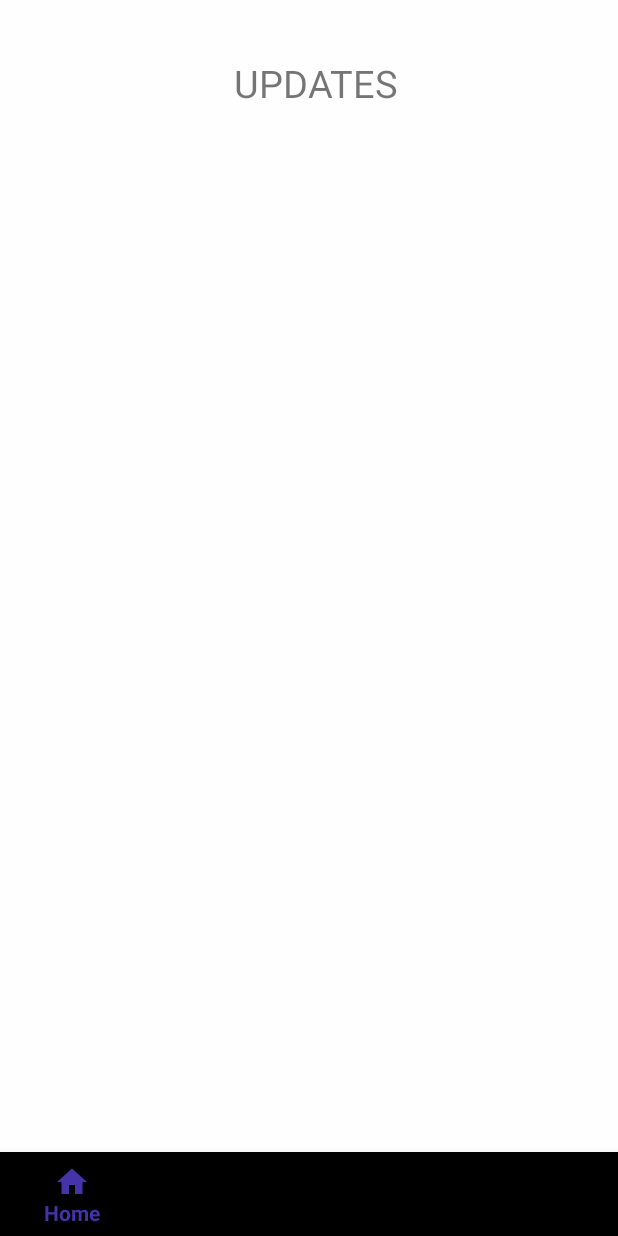
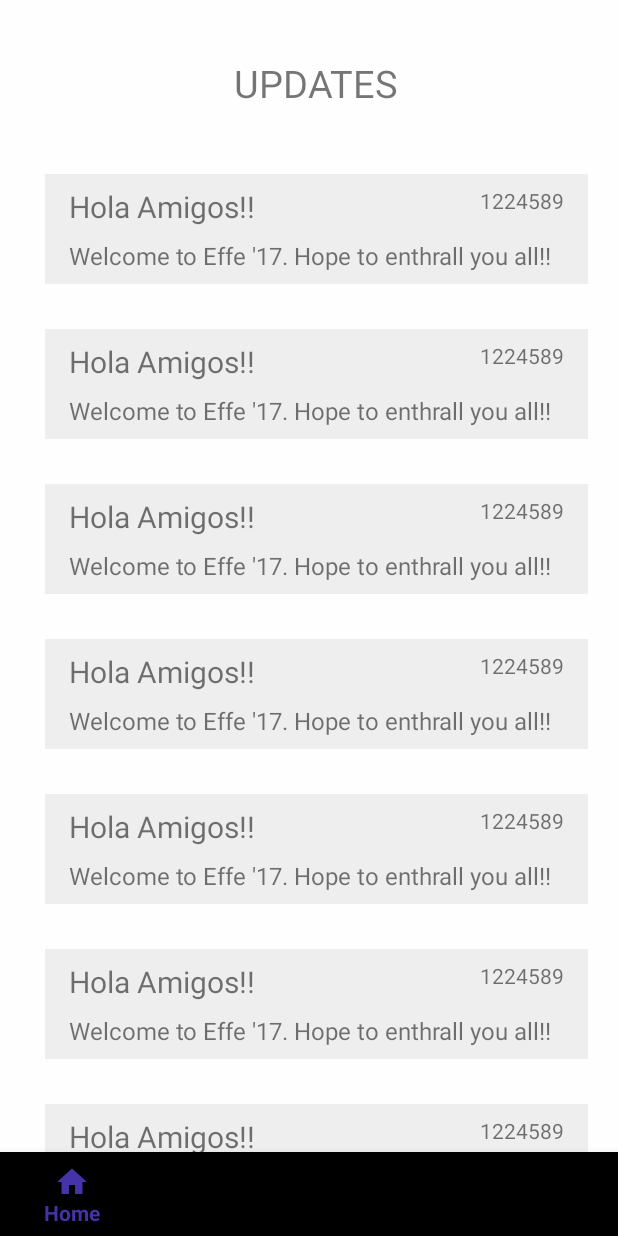
Before and after one commit to Geekhaven-App-Development/Effervescence17, an Android app: the fragment UpdatesFragment placed in its activity, on a phone screen of 412 x 824 dp. Run offline under Robolectric (Android 15) with nearby library versions, the phone set to English and light mode, and no system bars; libraries missing offline, so code that uses them is left out: net.rehacktive.waspdb; pictures from the network do not load; Roboto replaces fonts that are not available here; 3 statements that could not run were skipped.

Commit message:
Updates fragment improved

```diff
--- a/app/src/main/java/org/effervescence/app17/fragments/UpdatesFragment.kt
+++ b/app/src/main/java/org/effervescence/app17/fragments/UpdatesFragment.kt
@@ -10,6 +10,7 @@ import android.view.ViewGroup
 import android.widget.LinearLayout
 import android.widget.Toast
 import com.squareup.moshi.Moshi
+import kotlinx.android.synthetic.main.fragment_updates.*
 import kotlinx.android.synthetic.main.fragment_updates.view.*
 import okhttp3.OkHttpClient
 import okhttp3.Request
@@ -42,7 +43,12 @@ class UpdatesFragment: Fragment() {
 
     // TODO: FIX IT. Asynchrony issue
     private fun refreshAdapter(view: View){
-        val list = fetchLatestData()
+        //val list = fetchLatestData()
+
+        val list: Array<Notification> =  Array(8) { Notification(12344,
+                "Hola Amigos!!",
+                "Welcome to Effe '17. Hope to enthrall you all!!",
+                "Team effe",1224589)}
 
         if(list!= null) {
             val updatesAdapter = UpdatesAdapter(activity, list)
@@ -50,8 +56,10 @@ class UpdatesFragment: Fragment() {
             updatesRecyclerView.layoutManager = LinearLayoutManager(activity, LinearLayout.VERTICAL, false)
             updatesRecyclerView.adapter = updatesAdapter
         }
-        else
-            Toast.makeText(context,"No data available",Toast.LENGTH_SHORT).show()
+        else{
+            updates.visibility = View.VISIBLE
+            updates_list.visibility = View.GONE
+        }
 
     }
 
--- a/app/src/main/res/layout/fragment_updates.xml
+++ b/app/src/main/res/layout/fragment_updates.xml
@@ -1,16 +1,15 @@
 <?xml version="1.0" encoding="utf-8"?>
-<LinearLayout xmlns:android="http://schemas.android.com/apk/res/android"
+<RelativeLayout xmlns:android="http://schemas.android.com/apk/res/android"
     xmlns:tools="http://schemas.android.com/tools"
-    android:orientation="vertical"
     android:layout_width="match_parent"
     android:layout_height="match_parent"
     android:layout_marginTop="30dp"
     android:layout_marginStart="10dp">
 
     <TextView
-        android:id="@+id/sponsors"
+        android:id="@+id/updates"
         android:layout_width="wrap_content"
-        android:layout_gravity="center_horizontal"
+        android:layout_centerHorizontal="true"
         android:layout_height="40dp"
         android:layout_marginBottom="8dp"
         android:layout_marginTop="8dp"
@@ -20,11 +19,22 @@
     <android.support.v4.widget.SwipeRefreshLayout
         android:layout_width="match_parent"
         android:layout_height="wrap_content"
+        android:layout_below="@+id/updates"
         android:id="@+id/refresh">
-    <android.support.v7.widget.RecyclerView
-        android:id="@+id/updates_list"
-        android:layout_width="match_parent"
-        android:layout_height="wrap_content" />
+
+        <android.support.v7.widget.RecyclerView
+            android:id="@+id/updates_list"
+            android:layout_width="match_parent"
+            android:layout_height="wrap_content" />
+
     </android.support.v4.widget.SwipeRefreshLayout>
 
-</LinearLayout>
+    <TextView
+        android:layout_width="wrap_content"
+        android:layout_height="wrap_content"
+        android:layout_centerInParent="true"
+        android:layout_gravity="center"
+        android:text="No Notifications !!"
+        android:visibility="gone"/>
+-->
+</RelativeLayout>
--- a/app/src/main/res/layout/updates_layout.xml
+++ b/app/src/main/res/layout/updates_layout.xml
@@ -7,7 +7,6 @@
     android:layout_height="wrap_content"
     android:background="#eeeeee"
     android:layout_marginTop="30dp"
-    android:layout_marginBottom="20dp"
     android:layout_marginStart="20dp"
     android:layout_marginEnd="20dp">
 
@@ -17,6 +16,7 @@
         android:layout_width="wrap_content"
         android:layout_height="wrap_content"
         android:layout_marginStart="16dp"
+        android:layout_marginEnd="16dp"
         android:layout_marginTop="8dp"
         tools:text="TextView"
         android:textSize="20sp"
@@ -28,6 +28,7 @@
         android:layout_width="wrap_content"
         android:layout_height="wrap_content"
         android:layout_marginStart="16dp"
+        android:layout_marginEnd="16dp"
         android:layout_marginTop="8dp"
         android:layout_marginBottom="8dp"
         tools:text="TextView"
```
